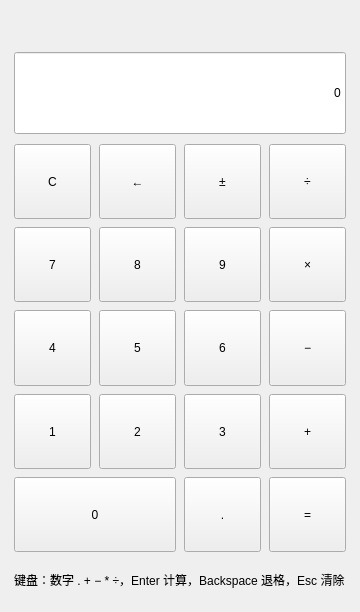
The window that mainwindow.ui (baitang-11/QtLab1_Calculator) describes before a commit, drawn with Qt 5.
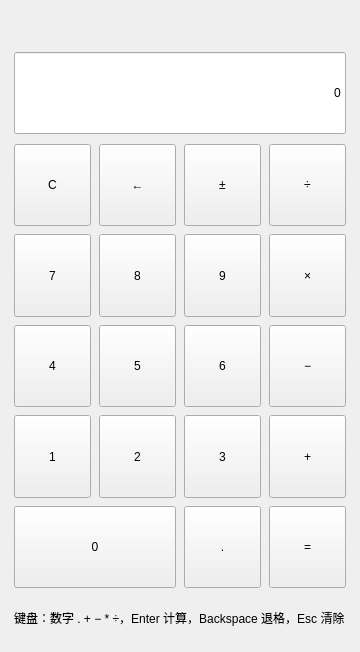
The same window after the commit.

Commit message:
style: 使用样式表统一界面外观并加入错误状态配色
- 新增 styles/app.qss，通过 resources.qrc 打包成资源，启动时加载，样式与代码分离
- 按键分色：等号为主色实心按钮，运算符浅蓝底蓝字，清除键红色文字，数字键白底
- 补充 hover / pressed 反馈、圆角、内边距，改善界面观感
- 借助动态属性 calcError 与 notice 驱动样式表，除零出错时主显示区自动变红
- 调整窗口高度与提示字号，修正底部键盘提示旋转空间不足的问题

```diff
--- a/mainwindow.ui
+++ b/mainwindow.ui
@@ -7,13 +7,13 @@
     <x>0</x>
     <y>0</y>
     <width>360</width>
-    <height>612</height>
+    <height>652</height>
    </rect>
   </property>
   <property name="minimumSize">
    <size>
     <width>340</width>
-    <height>580</height>
+    <height>600</height>
    </size>
   </property>
   <property name="windowTitle">
@@ -504,7 +504,7 @@
       <property name="minimumSize">
        <size>
         <width>0</width>
-        <height>36</height>
+        <height>40</height>
        </size>
       </property>
       <property name="text">
```
The commit also changes 5 other files.
